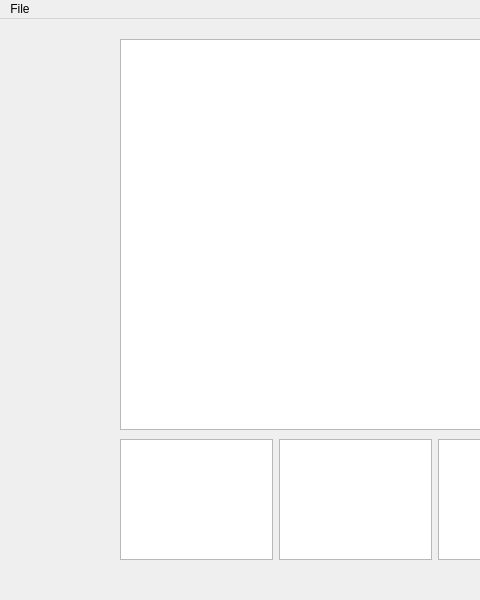
Before: the Qt Designer form PixelEditor/mainwindow.ui in University-of-Utah-CS3505/a7-sprite-editor-s22-Anudlok, drawn with Qt 5; both pictures show x 0 to 480 and y 0 to 600 of the 800 by 600 pixel window.
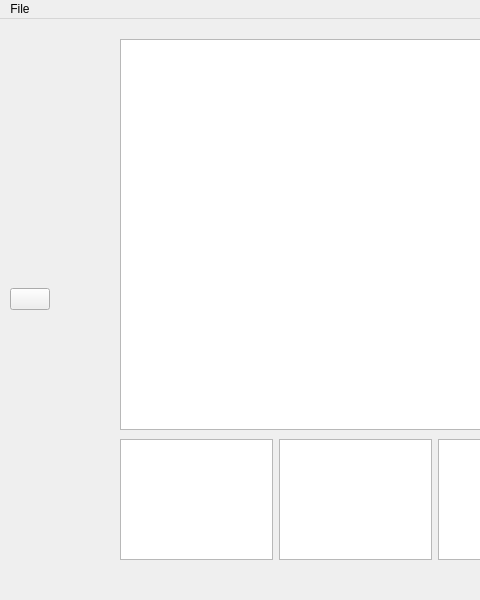
After: the same form once the commit is applied. Icons and pictures are not drawn.

Commit message: Added toolbar with a brush button to the view.

Patch:
```diff
--- a/PixelEditor/mainwindow.ui
+++ b/PixelEditor/mainwindow.ui
@@ -45,6 +45,47 @@
      </rect>
     </property>
    </widget>
+   <widget class="QWidget" name="verticalLayoutWidget">
+    <property name="geometry">
+     <rect>
+      <x>10</x>
+      <y>20</y>
+      <width>101</width>
+      <height>521</height>
+     </rect>
+    </property>
+    <layout class="QVBoxLayout" name="verticalLayout">
+     <item>
+      <widget class="QPushButton" name="brushButton">
+       <property name="sizePolicy">
+        <sizepolicy hsizetype="Fixed" vsizetype="Fixed">
+         <horstretch>0</horstretch>
+         <verstretch>0</verstretch>
+        </sizepolicy>
+       </property>
+       <property name="toolTip">
+        <string>Brush Tool</string>
+       </property>
+       <property name="accessibleName">
+        <string>Brush Tool</string>
+       </property>
+       <property name="text">
+        <string/>
+       </property>
+       <property name="icon">
+        <iconset>
+         <normaloff>:/Icons/BrushIcon.png</normaloff>:/Icons/BrushIcon.png</iconset>
+       </property>
+       <property name="iconSize">
+        <size>
+         <width>60</width>
+         <height>60</height>
+        </size>
+       </property>
+      </widget>
+     </item>
+    </layout>
+   </widget>
   </widget>
   <widget class="QMenuBar" name="menubar">
    <property name="geometry">
```
Left out of the diff: 2 changed lines with no effect on the pictures. The commit also changes 2 other files.
